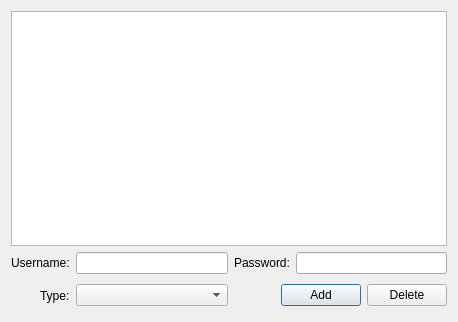
First picture: the form in RepairCenter/users.ui, repository Feo-d-oR/YARC, before the edit.
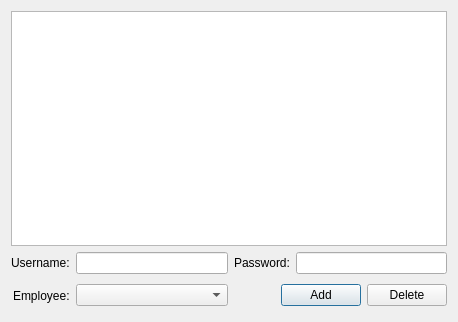
Second picture: the form after the edit. Icons and pictures are not drawn.

What changed in the file:
```diff
--- a/RepairCenter/users.ui
+++ b/RepairCenter/users.ui
@@ -114,7 +114,7 @@
    <item row="2" column="0" colspan="2" alignment="Qt::AlignRight">
     <widget class="QLabel" name="label_17">
      <property name="text">
-      <string>Type:</string>
+      <string>Employee:</string>
      </property>
     </widget>
    </item>
```
Left out of the diff: 4 changed lines with no effect on the pictures.
